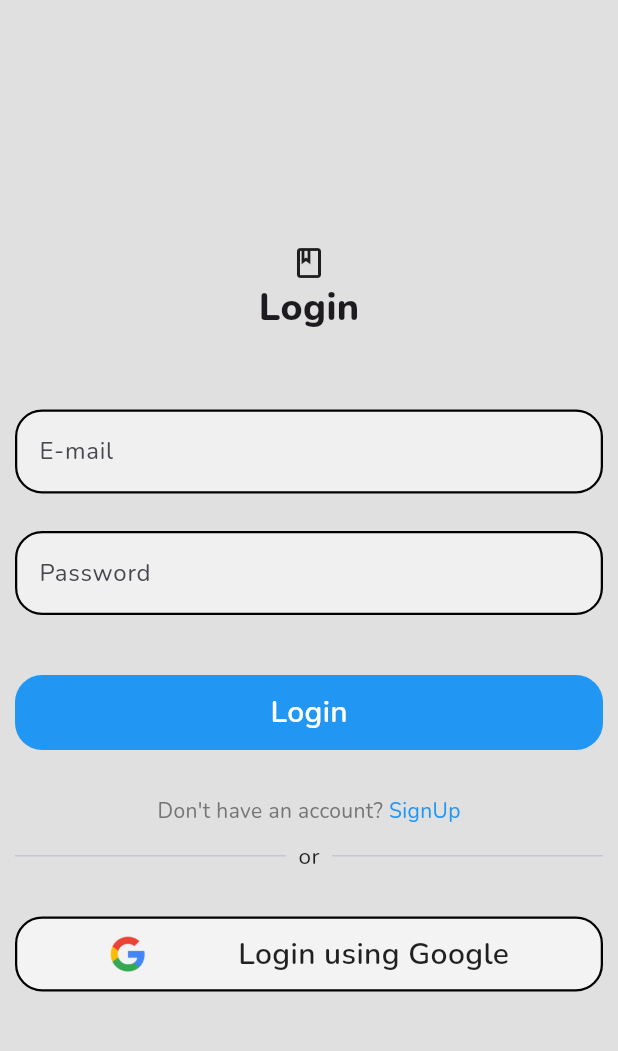
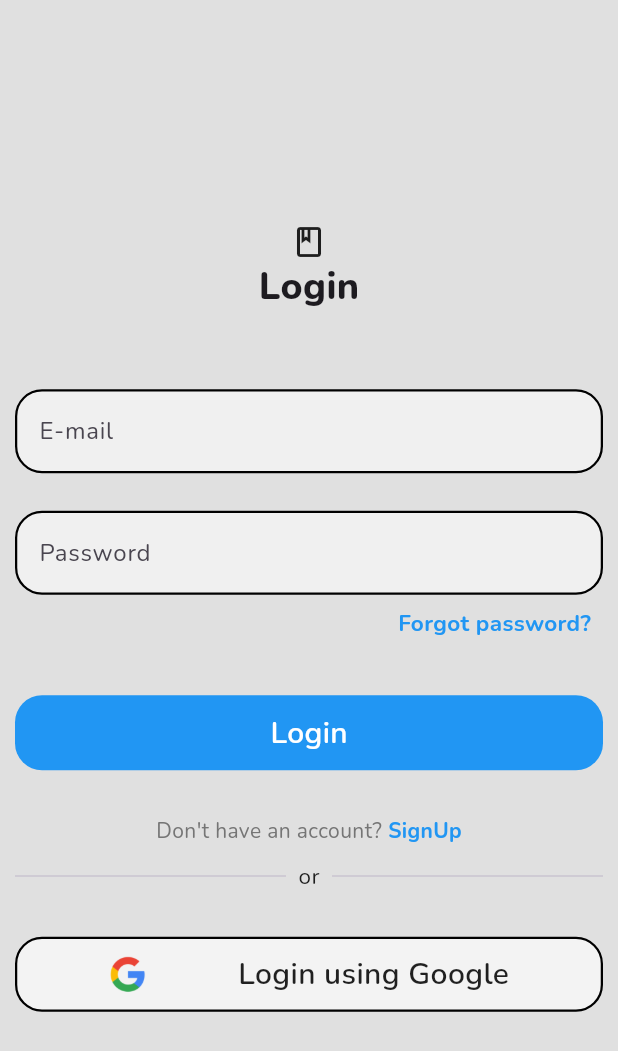
Before and after one commit to rahulvarma07/notesapp, a Flutter app: the screen it shows after launch, after a tap on "Login", on a phone screen of 412 x 824 dp. Shown: the top 1051 px of the screen. Run offline on Flutter 3.47's test engine with Material 3 defaults, Android fonts, the phone set to English and light mode, and no system bars; our stand-ins replace firebase_auth, firebase_core, google_fonts; accounts and stored records are empty.

```diff
--- /dev/null
+++ b/devtools_options.yaml
@@ -0,0 +1,3 @@
+description: This file stores settings for Dart & Flutter DevTools.
+documentation: https://docs.flutter.dev/tools/devtools/extensions#configure-extension-enablement-states
+extensions:
--- /dev/null
+++ b/lib/Providers/loginOrSignupProvider.dart
@@ -0,0 +1,12 @@
+import 'package:flutter/material.dart';
+import 'package:provider/provider.dart';
+
+class toggleBetweenLoginAndSignUp extends ChangeNotifier{
+  bool _showLoginPage = true;
+  bool get showLoginPage => _showLoginPage;
+
+  void togglePage(){
+    _showLoginPage = !_showLoginPage;
+    notifyListeners();
+  }
+}
--- a/lib/Screens/HomePageOrAuthentication.dart
+++ b/lib/Screens/HomePageOrAuthentication.dart
@@ -1,6 +1,6 @@
 import 'package:firebase_auth/firebase_auth.dart';
 import 'package:flutter/material.dart';
-import 'package:notesapp/Screens/LoginPage.dart';
+import 'package:notesapp/Screens/toogleLoginSIgnUp.dart';
 
 import 'homepage.dart';
 
@@ -13,10 +13,10 @@ class HomePageOrAuthPage extends StatelessWidget {
         stream: FirebaseAuth.instance.authStateChanges(),
         builder: (context, snapshotData){
           if(snapshotData.hasData){
-            return HomePage();
+            return const HomePage();
           }
           else{
-            return LoginPage();
+            return const togglePageLoginAndSignup();
           }
         }
     );
--- a/lib/Screens/LoginPage.dart
+++ b/lib/Screens/LoginPage.dart
@@ -9,7 +9,11 @@ import 'package:firebase_auth/firebase_auth.dart';
 import '../Widgets/Button.dart';
 
 class LoginPage extends StatelessWidget {
-  LoginPage({super.key});
+  final VoidCallback showLoginPage;
+  LoginPage({
+    super.key,
+    required this.showLoginPage
+  });
 
   final userEmailController = TextEditingController();
 
@@ -41,7 +45,18 @@ class LoginPage extends StatelessWidget {
                   TextForms(controller: userPasswordController, hintText: "Password", obscuretext: true),
                 ],
               ),
-              SizedBox(height: 40,),
+              Padding(
+                padding: const EdgeInsets.all(8.0),
+                child: Row(
+                  mainAxisAlignment: MainAxisAlignment.end,
+                  children: [
+                    GestureDetector(
+                        child: Text("Forgot password?", style: GoogleFonts.nunito(color: Colors.blue, fontSize: 15, fontWeight: FontWeight.bold),),
+                    )
+                  ],
+                ),
+              ),
+              SizedBox(height: 30,),
               GestureDetector(
                 onTap : (){
                   loginTheUser();
@@ -53,7 +68,9 @@ class LoginPage extends StatelessWidget {
                 mainAxisAlignment: MainAxisAlignment.center,
                 children: [
                   Text("Don't have an account?", style: GoogleFonts.nunito(color: Colors.grey.shade600),),
-                  Text(" SignUp", style: GoogleFonts.nunito(color: Colors.blue),)
+                  GestureDetector(
+                      onTap: showLoginPage,
+                      child: Text(" SignUp", style: GoogleFonts.nunito(color: Colors.blue, fontWeight: FontWeight.bold),))
                 ],
               ),
               SizedBox(height: 10,),
--- /dev/null
+++ b/lib/Screens/toogleLoginSIgnUp.dart
@@ -0,0 +1,22 @@
+import 'package:flutter/material.dart';
+import 'package:notesapp/Screens/LoginPage.dart';
+import 'package:notesapp/Screens/SignUpPage.dart';
+import 'package:provider/provider.dart';
+import '../Providers/loginOrSignupProvider.dart';
+
+class togglePageLoginAndSignup extends StatelessWidget {
+  const togglePageLoginAndSignup({super.key});
+
+  @override
+
+  Widget build(BuildContext context) {
+    return  Consumer<toggleBetweenLoginAndSignUp>( builder : (context, value, _) {
+        if(value.showLoginPage){
+          return LoginPage(showLoginPage: value.togglePage);
+        }
+        else {
+          return SignUpPage(showSignUpPage: value.togglePage);
+        }
+      },);
+  }
+}
--- a/lib/main.dart
+++ b/lib/main.dart
@@ -2,16 +2,29 @@
 
 import 'package:firebase_core/firebase_core.dart';
 import 'package:flutter/material.dart';
-import 'package:firebase_core/firebase_core.dart';
 import 'package:notesapp/Screens/HomePageOrAuthentication.dart';
-import 'package:notesapp/Screens/LoginPage.dart';
-import 'package:notesapp/Screens/SignUpPage.dart';
+import 'package:notesapp/Screens/Reference.dart';
 import 'package:notesapp/firebase_options.dart';
+import 'package:provider/provider.dart';
+import 'Providers/loginOrSignupProvider.dart';
+import 'Providers/typeOfNotesProvider.dart';
 
 void main() async{
   WidgetsFlutterBinding.ensureInitialized();
   await Firebase.initializeApp(options: DefaultFirebaseOptions.currentPlatform);
-  runApp(const MyApp());
+  runApp(
+    MultiProvider(
+      providers: [
+        ChangeNotifierProvider(
+          create: (context) => toggleBetweenLoginAndSignUp(),
+        ),
+        ChangeNotifierProvider(
+          create: (context)=> SelectTypeOfNotes(),
+        )
+      ],
+    child: MyApp(),
+    ),
+  );
 
 }
 
@@ -21,6 +34,7 @@ class MyApp extends StatelessWidget {
   @override
   Widget build(BuildContext context) {
     return MaterialApp(
+      theme: ThemeData.light(),
       debugShowCheckedModeBanner: false,
       home: HomePageOrAuthPage(),
     );
--- a/pubspec.yaml
+++ b/pubspec.yaml
@@ -33,7 +33,8 @@ dependencies:
   firebase_core:
   firebase_auth:
   google_fonts:
-
+  provider:
+  google_sign_in:
 
   # The following adds the Cupertino Icons font to your application.
   # Use with the CupertinoIcons class for iOS style icons.
```
Also changed, not shown: lib/Providers/typeOfNotesProvider.dart (added, +22 -0 lines), lib/Screens/Reference.dart (added, +78 -0 lines), lib/Screens/SignUpPage.dart (+22 -3 lines), lib/Screens/homepage.dart (+74 -1 lines), lib/Widgets/NoteBorder.dart (added, +49 -0 lines), lib/Widgets/StackOverLayWidget.dart (added, +44 -0 lines), lib/Widgets/TypeOfNotesButton.dart (added, +28 -0 lines), lib/Widgets/addNewNote.dart (added, +105 -0 lines), lib/Widgets/addNewNoteButton.dart (added, +21 -0 lines), pubspec.lock, 1 other file.
